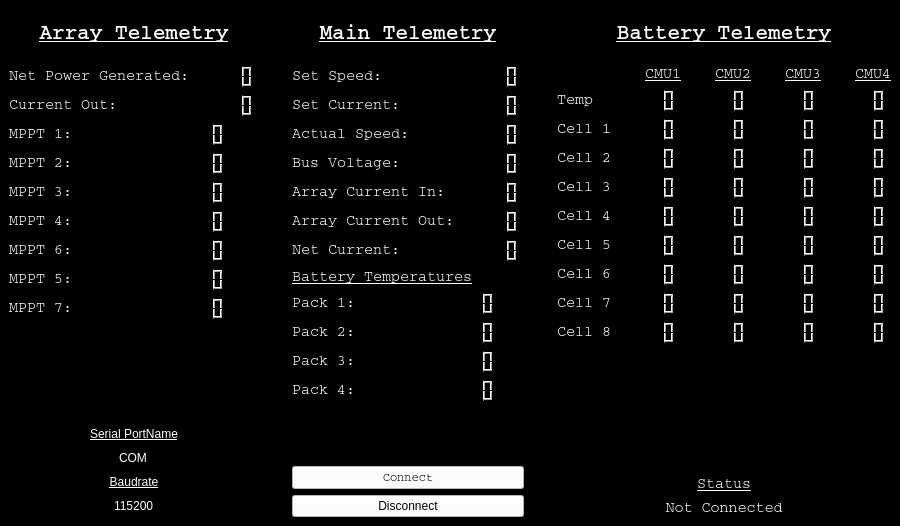
The window that SolarCarTestUI.ui (UCSolarCarTeam/Delta-Desktop-Client-Telemetry) describes before a commit, drawn with Qt 5.
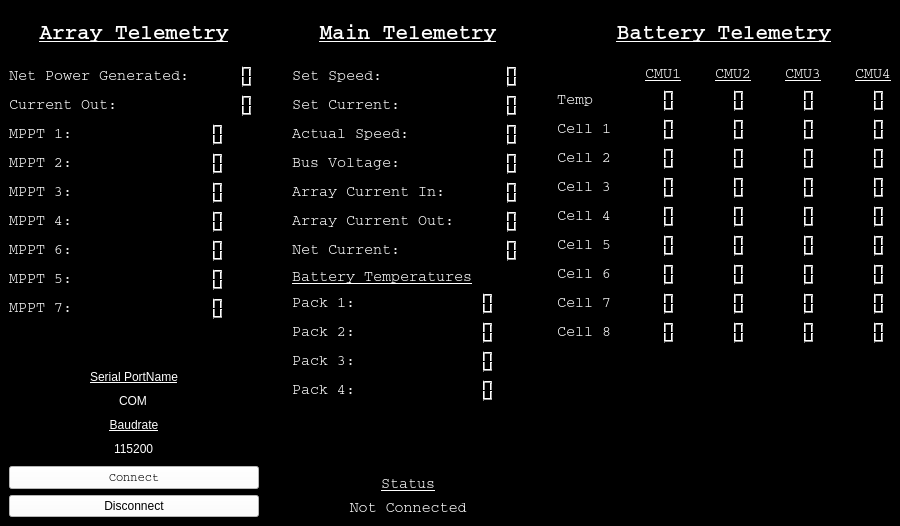
The same window after the commit. Icons and pictures are not drawn.

The edit to the form file:
```diff
--- a/SolarCarTestUI.ui
+++ b/SolarCarTestUI.ui
@@ -352,6 +352,50 @@
           </property>
          </widget>
         </item>
+        <item>
+         <layout class="QVBoxLayout" name="StatusLayout">
+          <item>
+           <widget class="QPushButton" name="connectButton">
+            <property name="font">
+             <font>
+              <family>Courier</family>
+             </font>
+            </property>
+            <property name="styleSheet">
+             <string notr="true">background-color: white;
+color: black</string>
+            </property>
+            <property name="text">
+             <string>Connect</string>
+            </property>
+           </widget>
+          </item>
+          <item>
+           <widget class="QPushButton" name="disconnectButton">
+            <property name="sizePolicy">
+             <sizepolicy hsizetype="Preferred" vsizetype="Preferred">
+              <horstretch>0</horstretch>
+              <verstretch>0</verstretch>
+             </sizepolicy>
+            </property>
+            <property name="autoFillBackground">
+             <bool>false</bool>
+            </property>
+            <property name="styleSheet">
+             <string notr="true">background-color: white;
+font: 8pt &quot;Courier&quot;;
+color: black;</string>
+            </property>
+            <property name="text">
+             <string>Disconnect</string>
+            </property>
+            <property name="default">
+             <bool>false</bool>
+            </property>
+           </widget>
+          </item>
+         </layout>
+        </item>
        </layout>
       </item>
       <item>
@@ -664,47 +708,33 @@
             </property>
            </spacer>
           </item>
-         </layout>
-        </item>
-        <item>
-         <layout class="QVBoxLayout" name="StatusLayout">
           <item>
-           <widget class="QPushButton" name="connectButton">
+           <widget class="QLabel" name="mainStatusLabel">
             <property name="font">
              <font>
               <family>Courier</family>
              </font>
             </property>
-            <property name="styleSheet">
-             <string notr="true">background-color: white;
-color: black</string>
-            </property>
             <property name="text">
-             <string>Connect</string>
+             <string>&lt;html&gt;&lt;head/&gt;&lt;body&gt;&lt;p&gt;&lt;span style=&quot; font-size:11pt; text-decoration: underline;&quot;&gt;Status&lt;/span&gt;&lt;/p&gt;&lt;/body&gt;&lt;/html&gt;</string>
+            </property>
+            <property name="alignment">
+             <set>Qt::AlignCenter</set>
             </property>
            </widget>
           </item>
           <item>
-           <widget class="QPushButton" name="disconnectButton">
-            <property name="sizePolicy">
-             <sizepolicy hsizetype="Preferred" vsizetype="Preferred">
-              <horstretch>0</horstretch>
-              <verstretch>0</verstretch>
-             </sizepolicy>
-            </property>
-            <property name="autoFillBackground">
-             <bool>false</bool>
-            </property>
-            <property name="styleSheet">
-             <string notr="true">background-color: white;
-font: 8pt &quot;Courier&quot;;
-color: black;</string>
+           <widget class="QLabel" name="mainStatus">
+            <property name="font">
+             <font>
+              <family>Courier</family>
+             </font>
             </property>
             <property name="text">
-             <string>Disconnect</string>
+             <string>&lt;html&gt;&lt;head/&gt;&lt;body&gt;&lt;p&gt;&lt;span style=&quot; font-size:11pt;&quot;&gt;Not Connected&lt;/span&gt;&lt;/p&gt;&lt;/body&gt;&lt;/html&gt;</string>
             </property>
-            <property name="default">
-             <bool>false</bool>
+            <property name="alignment">
+             <set>Qt::AlignCenter</set>
             </property>
            </widget>
           </item>
@@ -1262,32 +1292,24 @@
          </spacer>
         </item>
         <item>
-         <widget class="QLabel" name="mainStatusLabel">
-          <property name="font">
-           <font>
-            <family>Courier</family>
-           </font>
+         <widget class="QTextEdit" name="debugLog">
+          <property name="styleSheet">
+           <string notr="true">font: 8pt &quot;Courier&quot;;</string>
           </property>
-          <property name="text">
-           <string>&lt;html&gt;&lt;head/&gt;&lt;body&gt;&lt;p&gt;&lt;span style=&quot; font-size:11pt; text-decoration: underline;&quot;&gt;Status&lt;/span&gt;&lt;/p&gt;&lt;/body&gt;&lt;/html&gt;</string>
+          <property name="horizontalScrollBarPolicy">
+           <enum>Qt::ScrollBarAlwaysOff</enum>
           </property>
-          <property name="alignment">
-           <set>Qt::AlignCenter</set>
+          <property name="documentTitle">
+           <string/>
           </property>
-         </widget>
-        </item>
-        <item>
-         <widget class="QLabel" name="mainStatus">
-          <property name="font">
-           <font>
-            <family>Courier</family>
-           </font>
+          <property name="readOnly">
+           <bool>true</bool>
           </property>
-          <property name="text">
-           <string>&lt;html&gt;&lt;head/&gt;&lt;body&gt;&lt;p&gt;&lt;span style=&quot; font-size:11pt;&quot;&gt;Not Connected&lt;/span&gt;&lt;/p&gt;&lt;/body&gt;&lt;/html&gt;</string>
+          <property name="acceptRichText">
+           <bool>false</bool>
           </property>
-          <property name="alignment">
-           <set>Qt::AlignCenter</set>
+          <property name="textInteractionFlags">
+           <set>Qt::NoTextInteraction</set>
           </property>
          </widget>
         </item>
```
